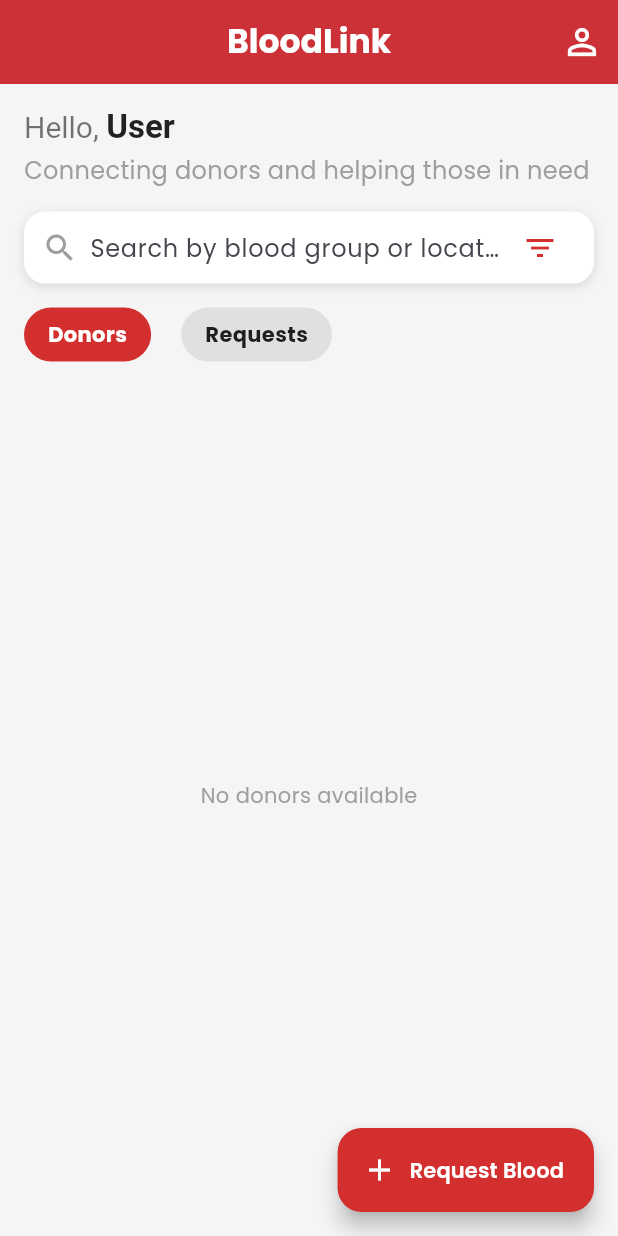
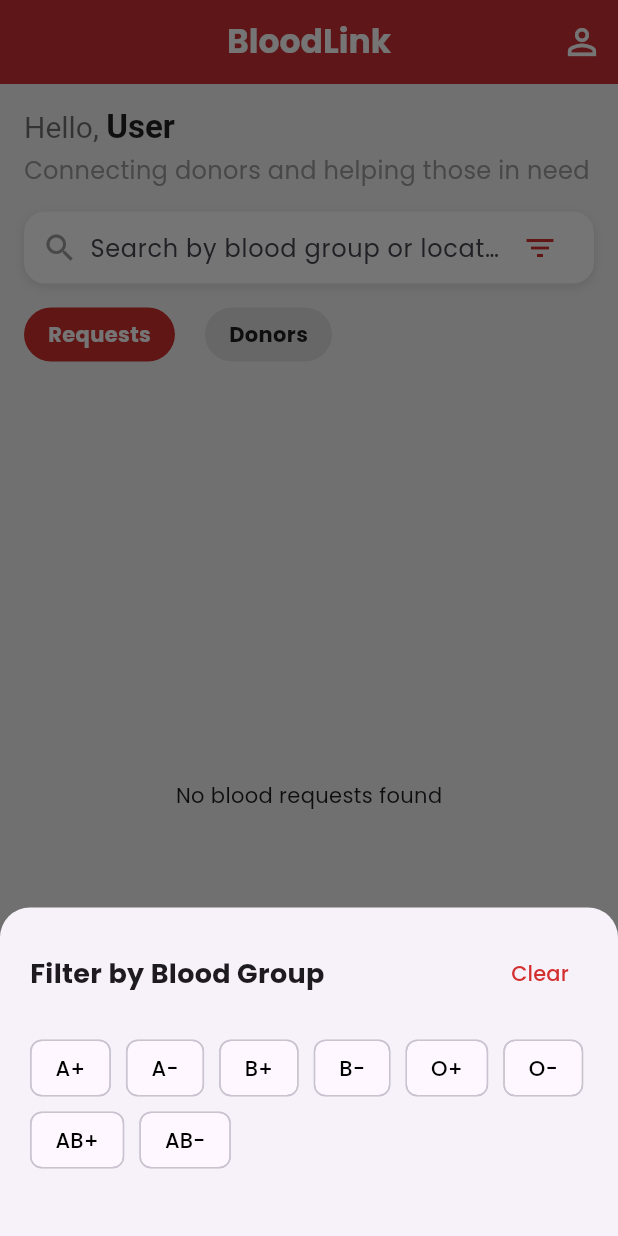
Before and after one commit to koraish3438/Blood-Link-App, a Flutter app: the HomeScreen screen opened directly, after a tap on the "filter list" icon, on a phone screen of 412 x 824 dp. Run offline on Flutter 3.47's test engine with Material 3 defaults, Android fonts, the phone set to English and light mode, and no system bars; our stand-ins replace firebase_auth, firebase_core, firebase_database, google_fonts; accounts and stored records are empty; generated files the repository leaves out were written again.

Commit message:
Home screen ready

```diff
--- a/lib/screens/home/home_screen.dart
+++ b/lib/screens/home/home_screen.dart
@@ -18,23 +18,81 @@ class HomeScreen extends StatefulWidget {
 }
 
 class _HomeScreenState extends State<HomeScreen> {
-  String selectedTab = "Donors"; // শুরুতে Donors tab
+  String selectedTab = "Requests";
   final searchController = TextEditingController();
+  String? selectedBloodFilter;
+
+  void _showFilterSheet() {
+    showModalBottomSheet(
+      context: context,
+      shape: const RoundedRectangleBorder(
+        borderRadius: BorderRadius.vertical(top: Radius.circular(20)),
+      ),
+      builder: (context) {
+        return StatefulBuilder(
+          builder: (context, setModalState) {
+            return Container(
+              padding: const EdgeInsets.all(20),
+              child: Column(
+                mainAxisSize: MainAxisSize.min,
+                crossAxisAlignment: CrossAxisAlignment.start,
+                children: [
+                  Row(
+                    mainAxisAlignment: MainAxisAlignment.spaceBetween,
+                    children: [
+                      const Text("Filter by Blood Group", style: TextStyle(fontSize: 18, fontWeight: FontWeight.bold)),
+                      TextButton(
+                        onPressed: () {
+                          setState(() => selectedBloodFilter = null);
+                          Navigator.pop(context);
+                        },
+                        child: const Text("Clear", style: TextStyle(color: AppColors.primaryRed)),
+                      )
+                    ],
+                  ),
+                  const SizedBox(height: 15),
+                  Wrap(
+                    spacing: 10,
+                    children: ['A+', 'A-', 'B+', 'B-', 'O+', 'O-', 'AB+', 'AB-'].map((group) {
+                      final bool isSelected = selectedBloodFilter == group;
+                      return ChoiceChip(
+                        label: Text(group),
+                        selected: isSelected,
+                        selectedColor: AppColors.primaryRed,
+                        labelStyle: TextStyle(color: isSelected ? Colors.white : Colors.black),
+                        onSelected: (selected) {
+                          setState(() => selectedBloodFilter = selected ? group : null);
+                          Navigator.pop(context);
+                        },
+                      );
+                    }).toList(),
+                  ),
+                  const SizedBox(height: 20),
+                ],
+              ),
+            );
+          },
+        );
+      },
+    );
+  }
 
   @override
   Widget build(BuildContext context) {
     final authProvider = Provider.of<AuthProvider>(context);
 
-    return Scaffold(
+    return GestureDetector(
+      onTap: () => FocusScope.of(context).unfocus(),
+      child: Scaffold(
         backgroundColor: Colors.grey[100],
         appBar: AppBar(
           backgroundColor: AppColors.primaryRed,
           elevation: 2,
-        // টেক্সট কালার সাদা করা হয়েছে যাতে পরিষ্কার দেখা যায়
           title: const Text(
             "BloodLink",
             style: TextStyle(fontWeight: FontWeight.bold, fontSize: 22, color: Colors.white),
           ),
+          iconTheme: const IconThemeData(color: Colors.white),
           actions: [
             IconButton(
               icon: const Icon(Icons.person_outline, size: 28, color: Colors.white),
@@ -50,7 +108,6 @@ class _HomeScreenState extends State<HomeScreen> {
           child: Column(
             crossAxisAlignment: CrossAxisAlignment.start,
             children: [
-            // Greeting - আপনার রেজিস্টার্ড নাম এখানে দেখাবে
               RichText(
                 text: TextSpan(
                   text: "Hello, ",
@@ -58,11 +115,7 @@ class _HomeScreenState extends State<HomeScreen> {
                   children: [
                     TextSpan(
                       text: authProvider.user?.name ?? 'User',
-                    style: const TextStyle(
-                      fontSize: 22,
-                      fontWeight: FontWeight.bold,
-                      color: Colors.black87,
-                    ),
+                      style: const TextStyle(fontSize: 22, fontWeight: FontWeight.bold, color: Colors.black87),
                     ),
                   ],
                 ),
@@ -75,20 +128,12 @@ class _HomeScreenState extends State<HomeScreen> {
                 overflow: TextOverflow.ellipsis,
               ),
               const SizedBox(height: 16),
-
-            // Search Bar with Filter Option (পছন্দের ডিজাইন অনুযায়ী)
               Container(
                 padding: const EdgeInsets.symmetric(horizontal: 12),
                 decoration: BoxDecoration(
                   color: Colors.white,
                   borderRadius: BorderRadius.circular(14),
-                boxShadow: const [
-                  BoxShadow(
-                    color: Colors.black12,
-                    blurRadius: 6,
-                    offset: Offset(0, 2),
-                  ),
-                ],
+                  boxShadow: const [BoxShadow(color: Colors.black12, blurRadius: 6, offset: Offset(0, 2))],
                 ),
                 child: Row(
                   children: [
@@ -101,39 +146,30 @@ class _HomeScreenState extends State<HomeScreen> {
                           hintText: "Search by blood group or location",
                           border: InputBorder.none,
                         ),
-                      onChanged: (_) {
-                        setState(() {});
-                      },
+                        onChanged: (_) => setState(() {}),
                       ),
                     ),
-                  // ফিল্টার অপশনটি এখানে আবার যোগ করা হয়েছে
                     IconButton(
-                    icon: const Icon(Icons.filter_list, color: AppColors.primaryRed),
-                    onPressed: () {
-                      // এখানে ফিল্টার লজিক বা ডায়ালগ দিতে পারেন
-                    },
+                      icon: Icon(Icons.filter_list, color: selectedBloodFilter != null ? Colors.blue : AppColors.primaryRed),
+                      onPressed: _showFilterSheet,
                     ),
                   ],
                 ),
               ),
               const SizedBox(height: 16),
-
-            // Tab Row
               Row(
                 mainAxisAlignment: MainAxisAlignment.start,
                 children: [
+                  _buildTab("Requests"),
+                  const SizedBox(width: 20),
                   _buildTab("Donors"),
-                const SizedBox(width: 20),
-                _buildTab("Requests"),
                 ],
               ),
               const SizedBox(height: 12),
-
-            // Scrollable List
               Expanded(
                 child: selectedTab == "Requests"
                     ? _buildRequestsView()
-                  : _buildDonorsView(), // নিজের আইডি সহ দেখার লজিক আপডেট করা হয়েছে
+                    : _buildDonorsView(),
               ),
             ],
           ),
@@ -145,95 +181,66 @@ class _HomeScreenState extends State<HomeScreen> {
             MaterialPageRoute(builder: (_) => const RequestBloodScreen()),
           ),
           icon: const Icon(Icons.add, color: Colors.white),
-        label: const Text(
-          "Request Blood",
-          style: TextStyle(color: Colors.white, fontWeight: FontWeight.w600),
+          label: const Text("Request Blood", style: TextStyle(color: Colors.white, fontWeight: FontWeight.w600)),
         ),
       ),
     );
   }
 
-  // ব্লাড রিকোয়েস্ট লিস্ট ভিউ
   Widget _buildRequestsView() {
     return StreamBuilder(
       stream: DatabaseService().getBloodRequests(),
       builder: (context, snapshot) {
-        if (snapshot.connectionState == ConnectionState.waiting) {
-          return const Center(child: CircularProgressIndicator());
-        }
-        if (!snapshot.hasData || snapshot.data!.isEmpty) {
-          return const Center(
-            child: Text("No blood requests found", style: TextStyle(color: Colors.grey)),
-          );
-        }
+        if (snapshot.connectionState == ConnectionState.waiting) return const Center(child: CircularProgressIndicator());
+        if (!snapshot.hasData || snapshot.data!.isEmpty) return const Center(child: Text("No blood requests found"));
 
         final query = searchController.text.toLowerCase();
-        final filtered = snapshot.data!.where((r) =>
-        r.bloodGroup.toLowerCase().contains(query) ||
-            r.location.toLowerCase().contains(query)).toList();
+        final filtered = snapshot.data!.where((r) {
+          final matchesSearch = r.bloodGroup.toLowerCase().contains(query) || r.location.toLowerCase().contains(query);
+          final matchesFilter = selectedBloodFilter == null || r.bloodGroup == selectedBloodFilter;
+          return matchesSearch && matchesFilter;
+        }).toList();
 
         return ListView.separated(
           physics: const BouncingScrollPhysics(),
           itemCount: filtered.length,
           separatorBuilder: (_, __) => const SizedBox(height: 12),
-          itemBuilder: (context, index) {
-            return BloodCardWidget(
-              request: filtered[index],
-              onTap: () {},
-            );
-          },
+          itemBuilder: (context, index) => BloodCardWidget(request: filtered[index], onTap: () {}),
         );
       },
     );
   }
 
-  // ডোনার লিস্ট ভিউ
   Widget _buildDonorsView() {
     return StreamBuilder<List<UserModel>>(
       stream: DatabaseService().getDonors(),
       builder: (context, snapshot) {
-        if (snapshot.connectionState == ConnectionState.waiting) {
-          return const Center(child: CircularProgressIndicator());
-        }
-        if (!snapshot.hasData || snapshot.data!.isEmpty) {
-          return const Center(
-            child: Text("No donors available", style: TextStyle(color: Colors.grey)),
-          );
-        }
+        if (snapshot.connectionState == ConnectionState.waiting) return const Center(child: CircularProgressIndicator());
+        if (!snapshot.hasData || snapshot.data!.isEmpty) return const Center(child: Text("No donors available"));
 
         final query = searchController.text.toLowerCase();
+        final filtered = snapshot.data!.where((user) {
+          final matchesSearch = user.bloodGroup.toLowerCase().contains(query) || user.location.toLowerCase().contains(query);
+          final matchesFilter = selectedBloodFilter == null || user.bloodGroup == selectedBloodFilter;
+          return matchesSearch && matchesFilter;
+        }).map((user) => DonorModel.fromUserModel(user)).toList();
 
-        // লজিক আপডেট: এখানে currentUid ফিল্টার করা হয়নি, তাই আপনি নিজেকেও দেখতে পাবেন
-        final filtered = snapshot.data!.where((user) =>
-        (user.bloodGroup.toLowerCase().contains(query) ||
-            user.location.toLowerCase().contains(query))
-        ).map((user) => DonorModel.fromUserModel(user)).toList();
-
-        if (filtered.isEmpty) {
-          return const Center(child: Text("No donors match your search"));
-        }
+        if (filtered.isEmpty) return const Center(child: Text("No donors match your criteria"));
 
         return ListView.separated(
           physics: const BouncingScrollPhysics(),
           itemCount: filtered.length,
           separatorBuilder: (_, __) => const SizedBox(height: 12),
-          itemBuilder: (context, index) {
-            return DonorCardWidget(donor: filtered[index]);
-          },
+          itemBuilder: (context, index) => DonorCardWidget(donor: filtered[index]),
         );
       },
     );
   }
 
-  // ট্যাব ডিজাইন (অরিজিনাল ডিজাইন অনুযায়ী)
   Widget _buildTab(String label) {
     final bool isSelected = selectedTab == label;
     return GestureDetector(
-      onTap: () {
-        setState(() {
-          selectedTab = label;
-        });
-      },
+      onTap: () => setState(() => selectedTab = label),
       child: Container(
         padding: const EdgeInsets.symmetric(horizontal: 16, vertical: 8),
         decoration: BoxDecoration(
@@ -242,10 +249,7 @@ class _HomeScreenState extends State<HomeScreen> {
         ),
         child: Text(
           label,
-          style: TextStyle(
-            color: isSelected ? Colors.white : Colors.black87,
-            fontWeight: FontWeight.bold,
-          ),
+          style: TextStyle(color: isSelected ? Colors.white : Colors.black87, fontWeight: FontWeight.bold),
         ),
       ),
     );
--- a/lib/screens/home/request_blood_screen.dart
+++ b/lib/screens/home/request_blood_screen.dart
@@ -28,8 +28,8 @@ class _RequestBloodScreenState extends State<RequestBloodScreen> {
     return Scaffold(
       appBar: AppBar(
         title: const Text("Request Blood"),
-        backgroundColor: AppColors.primaryRed, // ব্যাকগ্রাউন্ড লাল
-        foregroundColor: Colors.white,         // টেক্সট ও আইকন সাদা
+        backgroundColor: AppColors.primaryRed,
+        foregroundColor: Colors.white,
         elevation: 0,
       ),
       body: SingleChildScrollView(
```
Lines whose indentation alone changed are shown as unchanged.
